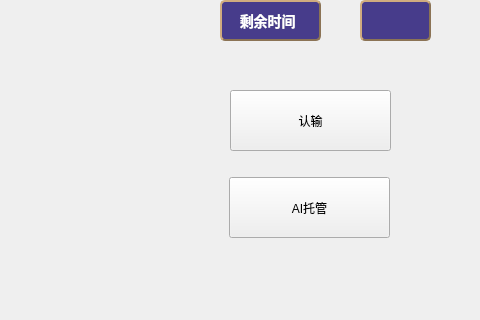
Before: the Qt Designer form surakarta-client/online_view.ui in programming-team-X-C-X/Surakarta-private, drawn with Qt 5; both pictures show x 570 to 1050 and y 380 to 700 of the 1050 by 700 pixel window.
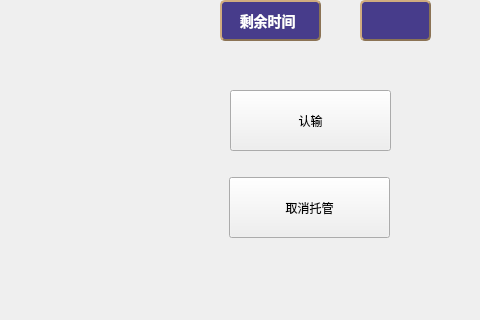
After: the same form once the commit is applied.

```diff
--- a/surakarta-client/online_view.ui
+++ b/surakarta-client/online_view.ui
@@ -456,7 +456,7 @@
     </rect>
    </property>
    <property name="text">
-    <string>AI托管</string>
+    <string>取消托管</string>
    </property>
   </widget>
  </widget>
```
